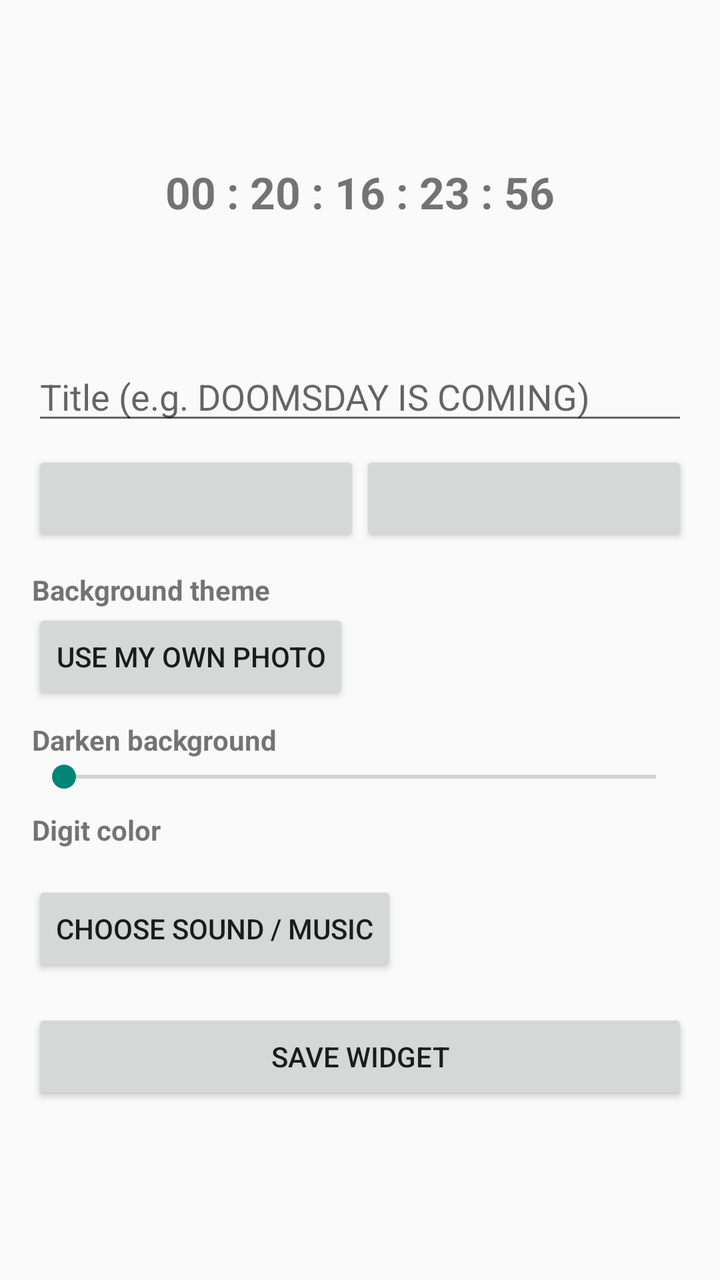
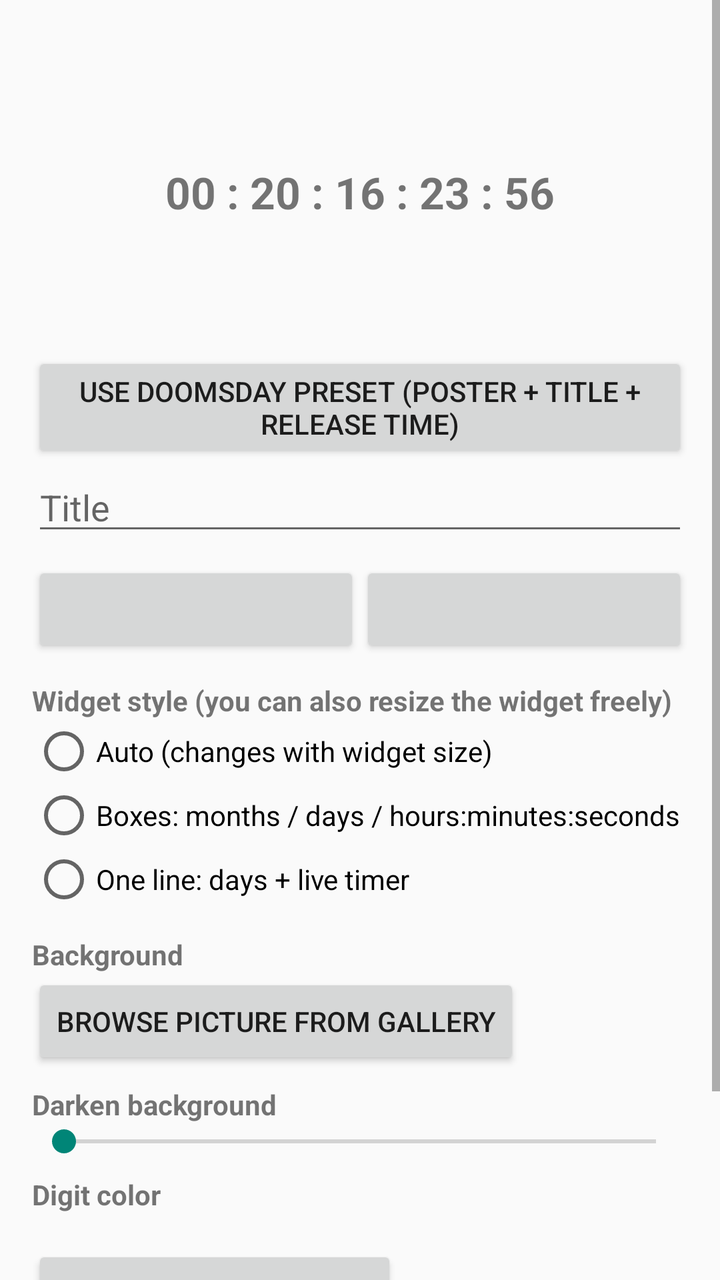

The first picture is an Android layout as it rendered before a commit; the second is the same layout after the commit. The layout source and the unified diff follow.
<!-- AndroidManifest.xml: application theme Theme.AppCompat.DayNight.DarkActionBar -->
<!-- res/layout/activity_config.xml -->
<?xml version="1.0" encoding="utf-8"?>
<ScrollView xmlns:android="http://schemas.android.com/apk/res/android"
    android:layout_width="match_parent" android:layout_height="match_parent">
<LinearLayout android:layout_width="match_parent" android:layout_height="wrap_content"
    android:orientation="vertical" android:padding="16dp">

    <FrameLayout android:layout_width="match_parent" android:layout_height="160dp">
        <ImageView android:id="@+id/preview" android:layout_width="match_parent" android:layout_height="match_parent"
            android:scaleType="fitCenter" android:contentDescription="Preview"/>
        <TextView android:id="@+id/sample" android:layout_width="wrap_content" android:layout_height="wrap_content"
            android:layout_gravity="center" android:text="00 : 20 : 16 : 23 : 56"
            android:textSize="22sp" android:textStyle="bold"/>
    </FrameLayout>

    <EditText android:id="@+id/title" android:layout_width="match_parent" android:layout_height="wrap_content"
        android:hint="Title (e.g. DOOMSDAY IS COMING)" android:inputType="textCapCharacters" android:maxLines="1"/>

    <LinearLayout android:layout_width="match_parent" android:layout_height="wrap_content"
        android:orientation="horizontal" android:layout_marginTop="8dp">
        <Button android:id="@+id/date" android:layout_width="0dp" android:layout_height="wrap_content" android:layout_weight="1"/>
        <Button android:id="@+id/time" android:layout_width="0dp" android:layout_height="wrap_content" android:layout_weight="1"/>
    </LinearLayout>

    <TextView android:layout_width="wrap_content" android:layout_height="wrap_content"
        android:layout_marginTop="12dp" android:text="Background theme" android:textStyle="bold"/>
    <HorizontalScrollView android:layout_width="match_parent" android:layout_height="wrap_content">
        <RadioGroup android:id="@+id/themes" android:layout_width="wrap_content"
            android:layout_height="wrap_content" android:orientation="horizontal"/>
    </HorizontalScrollView>
    <Button android:id="@+id/photo" android:layout_width="wrap_content" android:layout_height="wrap_content"
        android:text="Use my own photo"/>

    <TextView android:layout_width="wrap_content" android:layout_height="wrap_content"
        android:layout_marginTop="8dp" android:text="Darken background" android:textStyle="bold"/>
    <SeekBar android:id="@+id/dim" android:layout_width="match_parent" android:layout_height="wrap_content"/>

    <TextView android:layout_width="wrap_content" android:layout_height="wrap_content"
        android:layout_marginTop="8dp" android:text="Digit color" android:textStyle="bold"/>
    <LinearLayout android:id="@+id/colors" android:layout_width="match_parent"
        android:layout_height="wrap_content" android:orientation="horizontal" android:layout_marginTop="4dp"/>

    <Button android:id="@+id/sound" android:layout_width="wrap_content" android:layout_height="wrap_content"
        android:layout_marginTop="12dp" android:text="Choose sound / music"/>

    <Button android:id="@+id/save" android:layout_width="match_parent" android:layout_height="wrap_content"
        android:layout_marginTop="16dp" android:text="Save widget"/>
</LinearLayout>
</ScrollView>
<!-- resources referenced by this layout -->
<resources>

</resources>

<!-- the commit's change to res/layout/activity_config.xml (unified diff, before → after) -->
@@ -12,8 +12,11 @@
             android:textSize="22sp" android:textStyle="bold"/>
     </FrameLayout>
 
+    <Button android:id="@+id/preset" android:layout_width="match_parent" android:layout_height="wrap_content"
+        android:text="Use Doomsday preset (poster + title + release time)"/>
+
     <EditText android:id="@+id/title" android:layout_width="match_parent" android:layout_height="wrap_content"
-        android:hint="Title (e.g. DOOMSDAY IS COMING)" android:inputType="textCapCharacters" android:maxLines="1"/>
+        android:hint="Title" android:inputType="textCapCharacters" android:maxLines="1"/>
 
     <LinearLayout android:layout_width="match_parent" android:layout_height="wrap_content"
         android:orientation="horizontal" android:layout_marginTop="8dp">
@@ -22,13 +25,25 @@
     </LinearLayout>
 
     <TextView android:layout_width="wrap_content" android:layout_height="wrap_content"
-        android:layout_marginTop="12dp" android:text="Background theme" android:textStyle="bold"/>
+        android:layout_marginTop="12dp" android:text="Widget style (you can also resize the widget freely)" android:textStyle="bold"/>
+    <RadioGroup android:id="@+id/mode" android:layout_width="match_parent" android:layout_height="wrap_content"
+        android:orientation="vertical">
+        <RadioButton android:id="@+id/mode_auto" android:layout_width="wrap_content" android:layout_height="wrap_content"
+            android:text="Auto (changes with widget size)"/>
+        <RadioButton android:id="@+id/mode_boxes" android:layout_width="wrap_content" android:layout_height="wrap_content"
+            android:text="Boxes: months / days / hours:minutes:seconds"/>
+        <RadioButton android:id="@+id/mode_line" android:layout_width="wrap_content" android:layout_height="wrap_content"
+            android:text="One line: days + live timer"/>
+    </RadioGroup>
+
+    <TextView android:layout_width="wrap_content" android:layout_height="wrap_content"
+        android:layout_marginTop="12dp" android:text="Background" android:textStyle="bold"/>
     <HorizontalScrollView android:layout_width="match_parent" android:layout_height="wrap_content">
         <RadioGroup android:id="@+id/themes" android:layout_width="wrap_content"
             android:layout_height="wrap_content" android:orientation="horizontal"/>
     </HorizontalScrollView>
     <Button android:id="@+id/photo" android:layout_width="wrap_content" android:layout_height="wrap_content"
-        android:text="Use my own photo"/>
+        android:text="Browse picture from gallery"/>
 
     <TextView android:layout_width="wrap_content" android:layout_height="wrap_content"
         android:layout_marginTop="8dp" android:text="Darken background" android:textStyle="bold"/>
